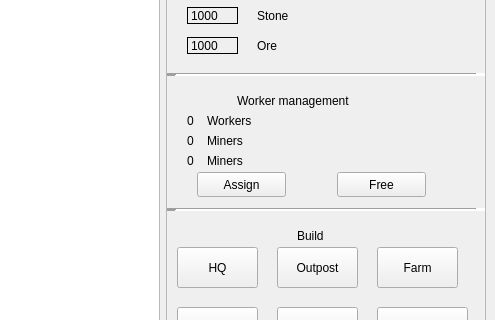
Old version of the form Game/mapwindow.ui in the repository villeh987/Pirkanmaa-Conquest-Game; both pictures show x 399 to 894 and y 200 to 520 of the 894 by 651 pixel window.
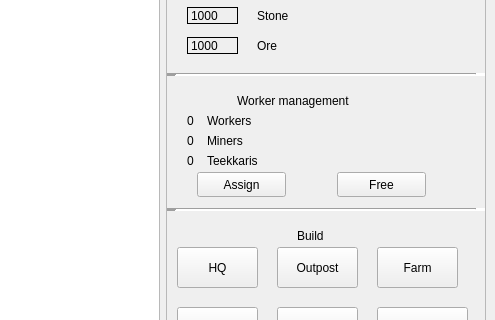
New version of the form.

Commit message: Added: Functionality for Teekkari and Miner. They don't have visuals yet.

Diff of the .ui file:
```diff
--- a/Game/mapwindow.ui
+++ b/Game/mapwindow.ui
@@ -461,7 +461,7 @@
             </rect>
            </property>
            <property name="text">
-            <string>Miners</string>
+            <string>Teekkaris</string>
            </property>
           </widget>
           <widget class="QLabel" name="teekkariValLabel">
```
Left out of the diff: 2 changed lines with no effect on the pictures. The commit also changes 9 other files.
